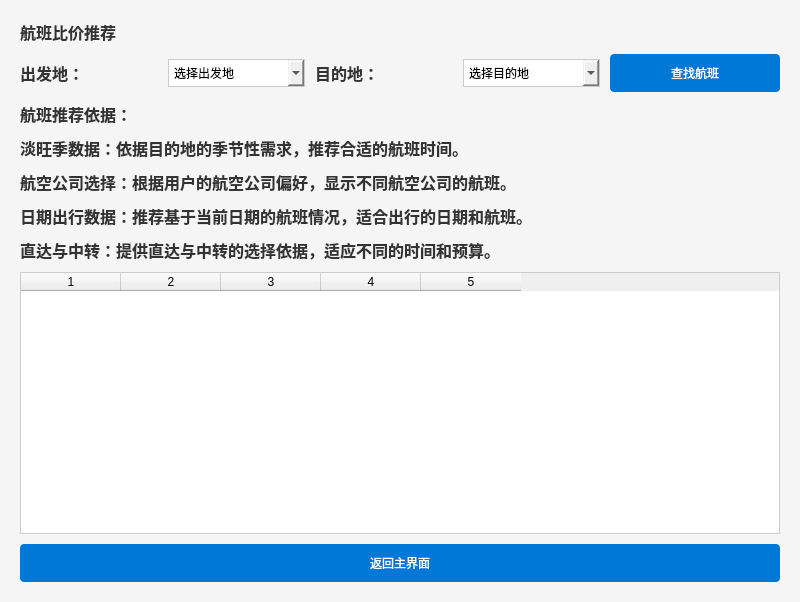
The window that ui/flight_recommendation.ui (ABLingss/UESTC-PBLF--) describes before a commit, drawn with Qt 5.
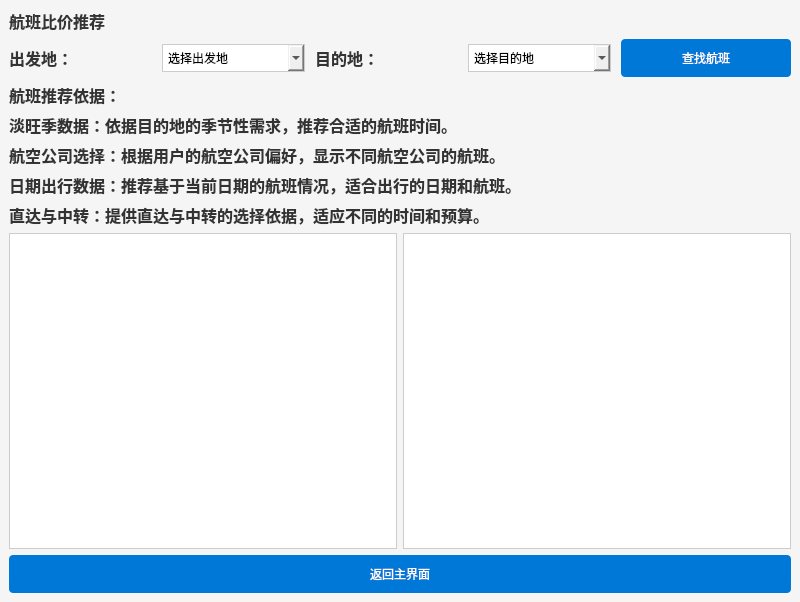
The same window after the commit.

```diff
--- a/ui/flight_recommendation.ui
+++ b/ui/flight_recommendation.ui
@@ -64,30 +64,15 @@
 }</string>
   </property>
   <widget class="QWidget" name="centralwidget">
-   <layout class="QVBoxLayout" name="verticalLayout">
-    <property name="spacing">
-     <number>10</number>
-    </property>
-    <property name="leftMargin">
-     <number>20</number>
-    </property>
-    <property name="topMargin">
-     <number>20</number>
-    </property>
-    <property name="rightMargin">
-     <number>20</number>
-    </property>
-    <property name="bottomMargin">
-     <number>20</number>
-    </property>
-    <item>
+   <layout class="QGridLayout" name="gridLayout">
+    <item row="0" column="0">
      <widget class="QLabel" name="recommendationLabel">
       <property name="text">
        <string>航班比价推荐</string>
       </property>
      </widget>
     </item>
-    <item>
+    <item row="1" column="0">
      <layout class="QHBoxLayout" name="locationLayout">
       <property name="spacing">
        <number>10</number>
@@ -138,6 +123,8 @@
       </item>
      </layout>
     </item>
+    <item row="2" column="0">
+     <layout class="QHBoxLayout" name="horizontalLayout_2">
     <item>
      <widget class="QLabel" name="criteriaLabel">
       <property name="text">
@@ -146,6 +133,15 @@
      </widget>
     </item>
     <item>
+       <widget class="QLabel" name="statuslabel">
+        <property name="text">
+         <string/>
+        </property>
+       </widget>
+      </item>
+     </layout>
+    </item>
+    <item row="3" column="0">
      <layout class="QVBoxLayout" name="criteriaLayout">
       <item>
        <widget class="QLabel" name="seasonCriteria">
@@ -177,10 +173,12 @@
       </item>
      </layout>
     </item>
+    <item row="4" column="0">
+     <layout class="QHBoxLayout" name="horizontalLayout">
     <item>
-     <widget class="QTableWidget" name="flightsTableWidget">
+       <widget class="QTableWidget" name="flightsTableWidgetDir">
       <property name="columnCount">
-       <number>5</number>
+         <number>0</number>
       </property>
       <property name="horizontalHeaderLabels" stdset="0">
        <stringlist>
@@ -191,16 +189,14 @@
         <string>票价</string>
        </stringlist>
       </property>
-      <column/>
-      <column/>
-      <column/>
-      <column/>
-      <column/>
      </widget>
     </item>
     <item>
-     <layout class="QHBoxLayout" name="buttonLayout">
-      <item>
+       <widget class="QTableWidget" name="flightsTableWidgetCon"/>
+      </item>
+     </layout>
+    </item>
+    <item row="5" column="0">
        <widget class="QPushButton" name="backToMainButton">
         <property name="cursor">
          <cursorShape>PointingHandCursor</cursorShape>
@@ -209,8 +205,6 @@
          <string>返回主界面</string>
         </property>
        </widget>
-      </item>
-     </layout>
     </item>
    </layout>
   </widget>
```
Left out of the diff: 4 changed lines with no effect on the pictures. Lines whose indentation alone changed are shown as unchanged.
